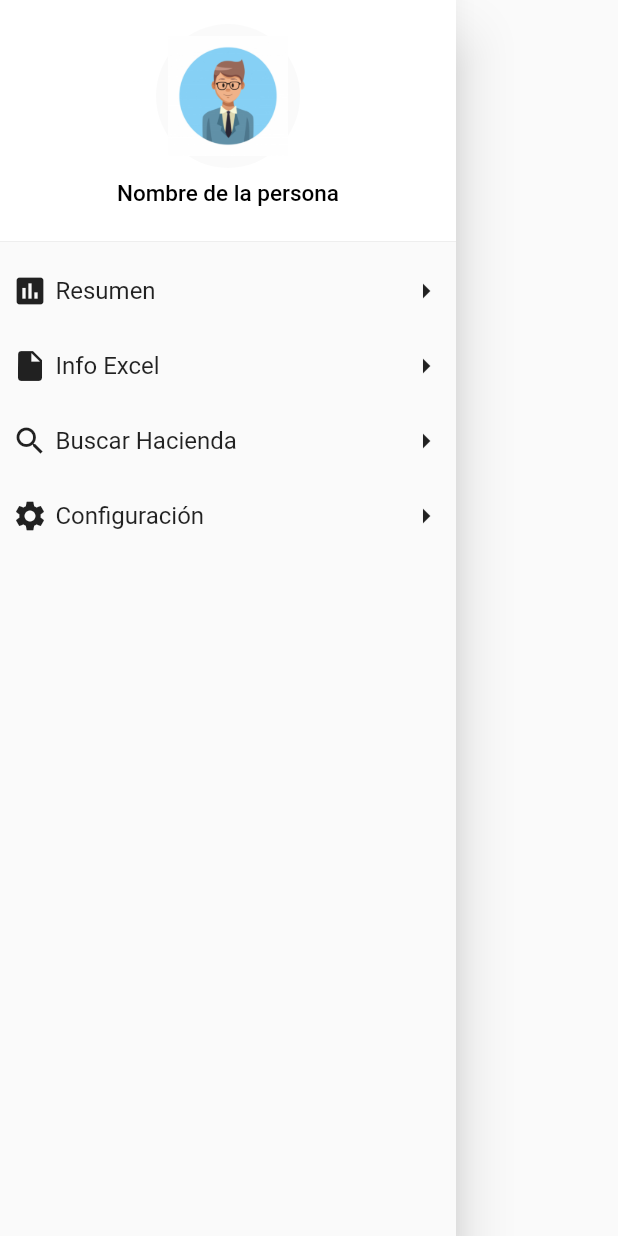
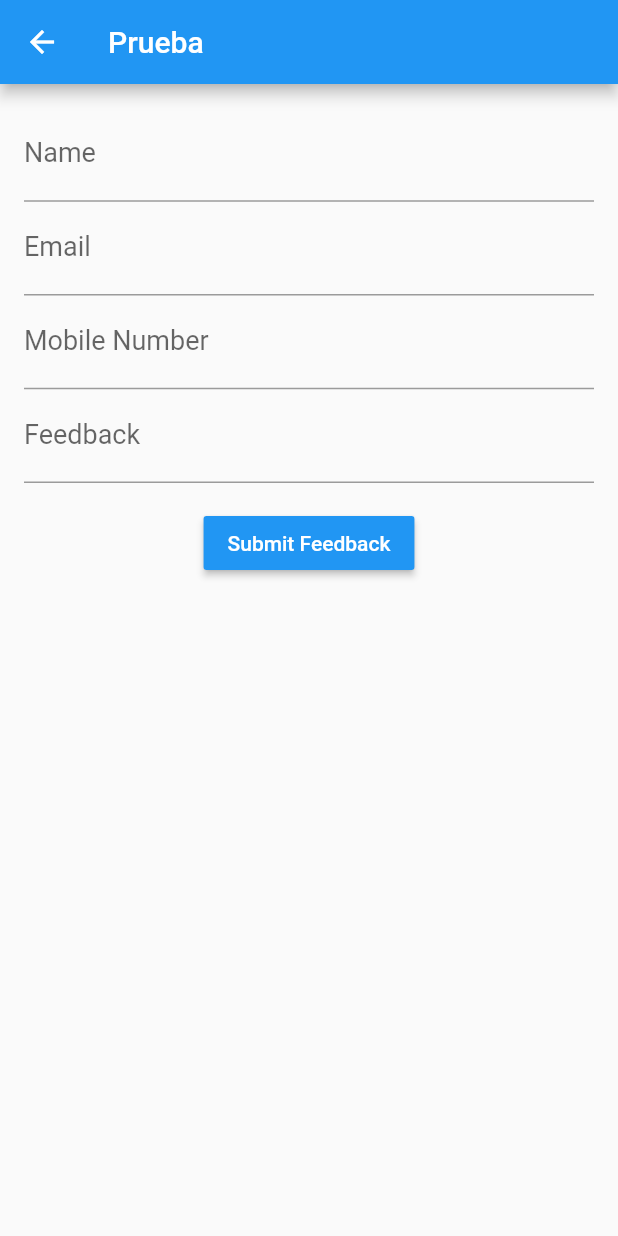
Before and after one commit to OPOII/PrototipoPDG2, a Flutter app: what barraDeslizante() shows on an empty page, opened directly, after a tap on "Info Excel", on a phone screen of 412 x 824 dp. Run offline on Flutter 3.47's test engine with Material 2 defaults, Android fonts, the phone set to English and light mode, and no system bars; our stand-ins replace flutter_map, latlong.

Commit message:
Primer paso del excel
Se logro conectar con google sheets y mandar información que se quiere cargar en el documento

```diff
--- /dev/null
+++ b/respaldo/lib/controller/form_controller.dart
@@ -0,0 +1,33 @@
+import 'dart:convert' as convert;
+import 'package:http/http.dart' as http;
+import 'package:respaldo/src/pages/tarea/tarea.dart';
+import '../model/form.dart';
+
+/// FormController is a class which does work of saving FeedbackForm in Google Sheets using
+/// HTTP GET request on Google App Script Web URL and parses response and sends result callback.
+class FormController {
+  // Google App Script Web URL.
+  static const String URL =
+      "https://script.google.com/macros/s/AKfycbwmlbl2aSjl847bWXj8Np-0scrHTxNkQ7HujZOcEz1ZJQV86t4/exec";
+  // Success Status Message
+  static const STATUS_SUCCESS = "SUCCESS";
+
+  /// Async function which saves feedback, parses [feedbackForm] parameters
+  /// and sends HTTP GET request on [URL]. On successful response, [callback] is called.
+  void submitForm(Tarea feedbackForm, void Function(String) callback) async {
+    try {
+      await http.post(URL, body: feedbackForm.toJson()).then((response) async {
+        if (response.statusCode == 302) {
+          var url = response.headers['location'];
+          await http.get(url).then((response) {
+            callback(convert.jsonDecode(response.body)['status']);
+          });
+        } else {
+          callback(convert.jsonDecode(response.body)['status']);
+        }
+      });
+    } catch (e) {
+      print(e);
+    }
+  }
+}
--- a/respaldo/lib/main.dart
+++ b/respaldo/lib/main.dart
@@ -4,7 +4,6 @@ import 'package:respaldo/src/pages/hacienda/haciendaView.dart';
 import 'package:respaldo/src/pages/hacienda/lobbyHaciendas.dart';
 import 'package:respaldo/src/pages/loginPage.dart';
 import 'package:respaldo/src/pages/mapPage.dart';
-import 'package:respaldo/src/pages/suerte/lobbySuerte.dart';
 
 void main() => runApp(MyApp());
 
--- /dev/null
+++ b/respaldo/lib/model/form.dart
@@ -0,0 +1,22 @@
+class FeedbackForm {
+  String name;
+  String email;
+  String mobileNo;
+  String feedback;
+
+  FeedbackForm(
+    this.name,
+    this.email,
+    this.mobileNo,
+    this.feedback,
+    String text,
+  );
+
+  // Method to make GET parameters.
+  Map toJson() => {
+        'name': name,
+        'email': email,
+        'mobileNo': mobileNo,
+        'feedback': feedback
+      };
+}
--- a/respaldo/lib/src/helpers/navigation_model.dart
+++ /dev/null
@@ -1,14 +0,0 @@
-import 'package:flutter/material.dart';
-
-class NavigationModel {
-  String title;
-  IconData icon;
-  NavigationModel({this.title, this.icon});
-}
-
-List<NavigationModel> navigationItem = [
-  NavigationModel(title: "Resumen", icon: Icons.assessment),
-  NavigationModel(title: "Info Excel", icon: Icons.insert_drive_file),
-  NavigationModel(title: "Buscar Hacienda", icon: Icons.search),
-  NavigationModel(title: "Configuración", icon: Icons.settings),
-];
--- a/respaldo/lib/src/pages/mapPage.dart
+++ b/respaldo/lib/src/pages/mapPage.dart
@@ -1,6 +1,7 @@
 import 'package:flutter/material.dart';
 import 'package:latlong/latlong.dart';
 import 'package:flutter_map/flutter_map.dart';
+import 'package:respaldo/src/pages/tarea/tareaView.dart';
 
 //Clase donde voy a dibujar el mapa con los botones de las
 //tareas importantes para realizar y el boton para deslizar la barra a un lado
@@ -115,7 +116,16 @@ Drawer barraDeslizante(context) {
               ),
             )),
         CustomListTile(Icons.assessment, 'Resumen', () => {}),
-        CustomListTile(Icons.insert_drive_file, 'Info Excel', () => {}),
+        CustomListTile(
+          Icons.insert_drive_file,
+          'Info Excel',
+          () => {
+            Navigator.push(
+                context,
+                MaterialPageRoute(
+                    builder: (context) => TareaView(title: 'Prueba')))
+          },
+        ),
         CustomListTile(Icons.search, 'Buscar Hacienda',
             () => {Navigator.pushNamed(context, '/ListadoHaciendas')}),
         CustomListTile(Icons.settings, 'Configuración', () => {}),
--- a/respaldo/lib/src/pages/tarea/tarea.dart
+++ b/respaldo/lib/src/pages/tarea/tarea.dart
@@ -0,0 +1,79 @@
+class Tarea {
+  // ignore: non_constant_identifier_names
+  String hdaSte;
+  String area; //doublle
+  String corte; //int
+  String edad; //double
+  String nombreActividad;
+  String grupo;
+  String distrito;
+  String tipoCultivo;
+  String nombreHacienda;
+  String fecha; //DateTime
+  String hacienda; //int
+  String suerte;
+  String horasProgramadas; //double
+  String actividad; //int
+  String horasEjecutadas; //double
+  String pendiente; //double
+  String observacion;
+  Tarea(
+      this.hdaSte,
+      this.area,
+      this.corte,
+      this.edad,
+      this.nombreActividad,
+      this.grupo,
+      this.distrito,
+      this.tipoCultivo,
+      this.nombreHacienda,
+      this.fecha,
+      this.hacienda,
+      this.suerte,
+      this.horasProgramadas,
+      this.actividad,
+      this.horasEjecutadas,
+      this.pendiente,
+      this.observacion);
+  factory Tarea.fromJson(dynamic json) {
+    return Tarea(
+        "${json['hdaSte']}",
+        "${json['area']}",
+        "${json['corte']}",
+        "${json['edad']}",
+        "${json['nombreActividad']}",
+        "${json['grupo']}",
+        "${json['distrito']}",
+        "${json['tipoCultivo']}",
+        "${json['nombreHacienda']}",
+        "${json['fecha']}",
+        "${json['hacienda']}",
+        "${json['suerte']}",
+        "${json['horasProgramadas']}",
+        "${json['actividad']}",
+        "${json['horasEjecutadas']}",
+        "${json['pendiente']}",
+        "${json['observacion']}");
+  }
+
+  // Method to make GET parameters.
+  Map toJson() => {
+        'hdaSte': hdaSte,
+        'area': area,
+        'corte': corte,
+        'edad': edad,
+        'nombreActividad': nombreActividad,
+        'grupo': grupo,
+        'distrito': distrito,
+        'tipoCultivo': tipoCultivo,
+        'nombreHacienda': nombreHacienda,
+        'fecha': fecha,
+        'hacienda': hacienda,
+        'suerte': suerte,
+        'horasProgramadas': horasProgramadas,
+        'actividad': actividad,
+        'horasEjecutadas': horasEjecutadas,
+        'pendiente': pendiente,
+        'observacion': observacion,
+      };
+}
--- /dev/null
+++ b/respaldo/lib/src/pages/tarea/tareaView.dart
@@ -0,0 +1,163 @@
+import 'package:flutter/material.dart';
+import 'package:flutter/widgets.dart';
+import 'package:respaldo/controller/form_controller.dart';
+import 'package:respaldo/model/form.dart';
+import 'package:respaldo/src/pages/tarea/tarea.dart';
+
+class TareaView extends StatefulWidget {
+  TareaView({Key key, this.title, builder}) : super(key: key);
+  final String title;
+  @override
+  _TareaViewState createState() => _TareaViewState();
+}
+
+// ignore: non_constant_identifier_names
+class _TareaViewState extends State<TareaView> {
+  final _formKey = GlobalKey<FormState>();
+  final _scaffoldKey = GlobalKey<ScaffoldState>();
+
+  TextEditingController hdaSteController = TextEditingController();
+  TextEditingController areaController = TextEditingController();
+  TextEditingController corteController = TextEditingController();
+  TextEditingController edadController = TextEditingController();
+  TextEditingController nombreActividadController = TextEditingController();
+  TextEditingController grupoController = TextEditingController();
+  TextEditingController distritoController = TextEditingController();
+  TextEditingController tipoCultivoController = TextEditingController();
+  TextEditingController nombreHaciendaController = TextEditingController();
+  TextEditingController fechaController = TextEditingController();
+  TextEditingController haciendaController = TextEditingController();
+  TextEditingController suerteController = TextEditingController();
+  TextEditingController horasProgramadasController = TextEditingController();
+  TextEditingController actividadController = TextEditingController();
+  TextEditingController horasEjecutadasController = TextEditingController();
+  TextEditingController pendientekController = TextEditingController();
+  TextEditingController observacionController = TextEditingController();
+
+  // Method to Submit Feedback and save it in Google Sheets
+  void _submitForm() {
+    // Validate returns true if the form is valid, or false
+    // otherwise.
+    if (_formKey.currentState.validate()) {
+      // If the form is valid, proceed.
+      Tarea feedbackForm = Tarea(
+          hdaSteController.text,
+          areaController.text,
+          corteController.text,
+          edadController.text,
+          nombreActividadController.text,
+          grupoController.text,
+          distritoController.text,
+          tipoCultivoController.text,
+          nombreHaciendaController.text,
+          fechaController.text,
+          haciendaController.text,
+          suerteController.text,
+          horasProgramadasController.text,
+          actividadController.text,
+          horasEjecutadasController.text,
+          pendientekController.text,
+          observacionController.text);
+
+      FormController formController = FormController();
+
+      _showSnackbar("Submitting Feedback");
+
+      // Submit 'feedbackForm' and save it in Google Sheets.
+      formController.submitForm(feedbackForm, (String response) {
+        print("Response: $response");
+        if (response == FormController.STATUS_SUCCESS) {
+          // Feedback is saved succesfully in Google Sheets.
+          _showSnackbar("Feedback Submitted");
+        } else {
+          // Error Occurred while saving data in Google Sheets.
+          _showSnackbar("Error Occurred!");
+        }
+      });
+    }
+  }
+
+  _showSnackbar(String message) {
+    final snackBar = SnackBar(content: Text(message));
+    _scaffoldKey.currentState.showSnackBar(snackBar);
+  }
+
+  @override
+  Widget build(BuildContext context) {
+    return Scaffold(
+      key: _scaffoldKey,
+      resizeToAvoidBottomPadding: false,
+      appBar: AppBar(
+        title: Text(widget.title),
+      ),
+      body: Center(
+        child: Column(
+          mainAxisAlignment: MainAxisAlignment.start,
+          children: <Widget>[
+            Form(
+                key: _formKey,
+                child: Padding(
+                  padding: EdgeInsets.all(16),
+                  child: Column(
+                    crossAxisAlignment: CrossAxisAlignment.start,
+                    children: <Widget>[
+                      TextFormField(
+                        controller: hdaSteController,
+                        validator: (value) {
+                          if (value.isEmpty) {
+                            return 'Enter Valid Name';
+                          }
+                          return null;
+                        },
+                        decoration: InputDecoration(labelText: 'Name'),
+                      ),
+                      TextFormField(
+                        controller: areaController,
+                        validator: (value) {
+                          if (!value.contains("@")) {
+                            return 'Enter Valid Email';
+                          }
+                          return null;
+                        },
+                        keyboardType: TextInputType.emailAddress,
+                        decoration: InputDecoration(labelText: 'Email'),
+                      ),
+                      TextFormField(
+                        controller: corteController,
+                        validator: (value) {
+                          if (value.trim().length != 10) {
+                            return 'Enter 10 Digit Mobile Number';
+                          }
+                          return null;
+                        },
+                        keyboardType: TextInputType.number,
+                        decoration: InputDecoration(
+                          labelText: 'Mobile Number',
+                        ),
+                      ),
+                      TextFormField(
+                        controller: edadController,
+                        validator: (value) {
+                          if (value.isEmpty) {
+                            return 'Enter Valid Feedback';
+                          }
+                          return null;
+                        },
+                        keyboardType: TextInputType.multiline,
+                        decoration: InputDecoration(labelText: 'Feedback'),
+                      ),
+                    ],
+                  ),
+                )),
+            RaisedButton(
+              color: Colors.blue,
+              textColor: Colors.white,
+              onPressed: _submitForm,
+              child: Text('Submit Feedback'),
+            ),
+          ],
+        ),
+      ),
+    );
+  }
+}
--- a/respaldo/pubspec.yaml
+++ b/respaldo/pubspec.yaml
@@ -26,10 +26,14 @@ dependencies:
   path:
   flutter:
     sdk: flutter
+  http: ^0.12.0+3
   # The following adds the Cupertino Icons font to your application.
   # Use with the CupertinoIcons class for iOS style icons.
   cupertino_icons: ^0.1.3
   flutter_icons: ^1.1.0
+  faker: any
+  csv: ^4.0.3
+  path_provider:
 
 dev_dependencies:
   flutter_test:
```
Also changed, not shown: respaldo/assets/Hoja de prueba.csv (added, +26 -0 lines), respaldo/lib/src/helpers/collapsin_list_tile.dart (deleted, +0 -64 lines), respaldo/lib/src/models/theme.dart (deleted, +0 -9 lines), respaldo/lib/src/pages/navigator_drawer.dart (deleted, +0 -91 lines).
